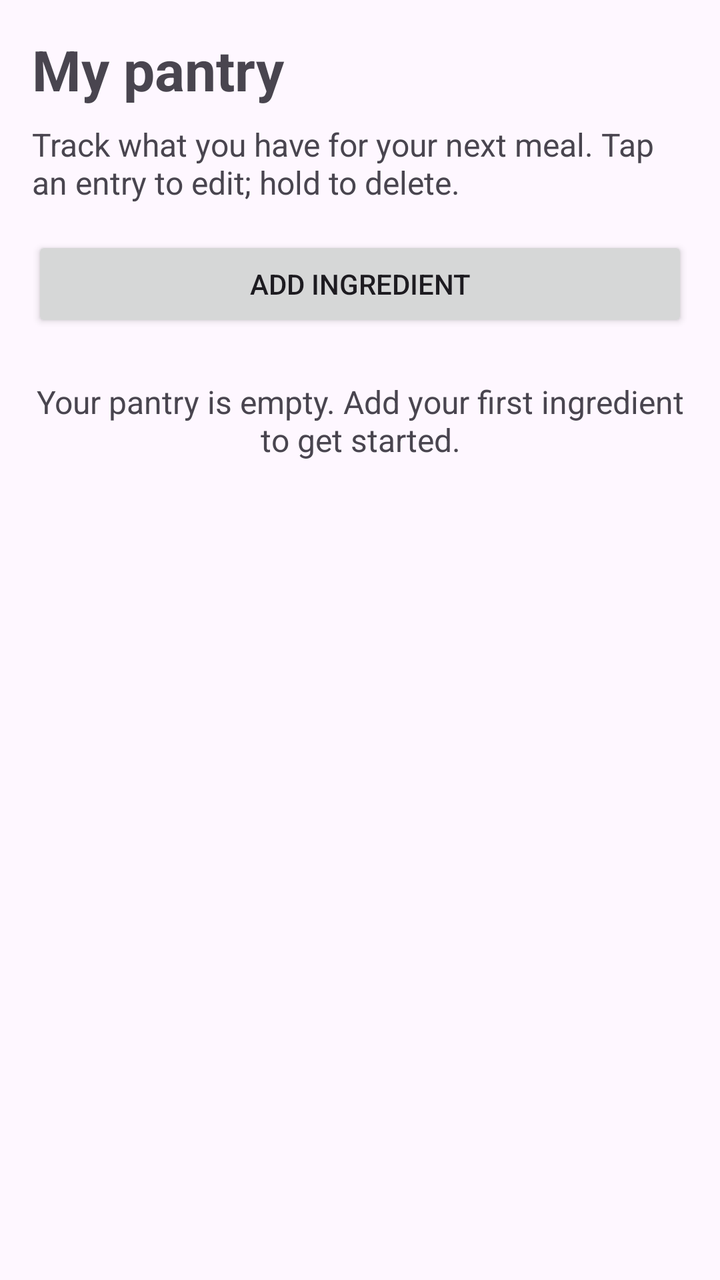
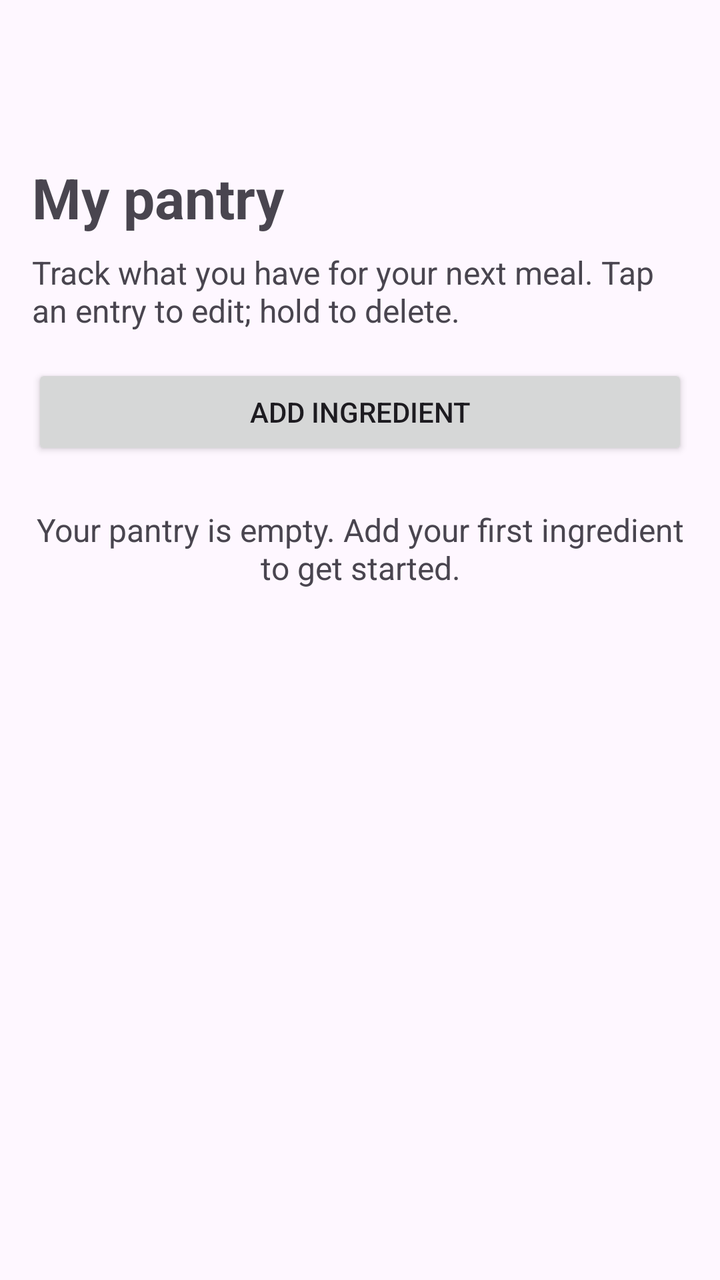

Before-and-after screenshots of an Android layout around one commit, followed by the original layout XML and the change that was made.
<!-- AndroidManifest.xml: application theme Theme.SmartPantryManager -->
<!-- res/layout/activity_main.xml -->
<?xml version="1.0" encoding="utf-8"?>
<LinearLayout xmlns:android="http://schemas.android.com/apk/res/android"
    xmlns:tools="http://schemas.android.com/tools"
    android:id="@+id/main"
    android:layout_width="match_parent"
    android:layout_height="match_parent"
    android:orientation="vertical"
    tools:context=".MainActivity">

    <LinearLayout
        android:layout_width="match_parent"
        android:layout_height="match_parent"
        android:orientation="vertical"
        android:padding="16dp">

        <TextView
            android:layout_width="match_parent"
            android:layout_height="wrap_content"
            android:text="@string/pantry_title"
            android:textSize="28sp"
            android:textStyle="bold" />

        <TextView
            android:layout_width="match_parent"
            android:layout_height="wrap_content"
            android:layout_marginTop="8dp"
            android:text="@string/pantry_description"
            android:textSize="16sp" />

        <Button
            android:id="@+id/button_add_ingredient"
            android:layout_width="match_parent"
            android:layout_height="wrap_content"
            android:layout_marginTop="16dp"
            android:text="@string/add_ingredient" />

        <TextView
            android:id="@+id/text_empty_pantry"
            android:layout_width="match_parent"
            android:layout_height="wrap_content"
            android:layout_marginTop="24dp"
            android:gravity="center"
            android:text="@string/empty_pantry"
            android:textSize="16sp" />

        <ListView
            android:id="@+id/list_pantry"
            android:layout_width="match_parent"
            android:layout_height="0dp"
            android:layout_marginTop="8dp"
            android:layout_weight="1" />

    </LinearLayout>

</LinearLayout>
<!-- resources referenced by this layout -->
<resources>
  <string name="add_ingredient">Add ingredient</string>
  <string name="empty_pantry">Your pantry is empty. Add your first ingredient to get started.</string>
  <string name="pantry_description">Track what you have for your next meal. Tap an entry to edit; hold to delete.</string>
  <string name="pantry_title">My pantry</string>
  <style name="Theme.SmartPantryManager" parent="Base.Theme.SmartPantryManager" />
  <style name="Base.Theme.SmartPantryManager" parent="Theme.Material3.DayNight.NoActionBar">
          
          
      </style>
</resources>

<!-- the commit's change to res/layout/activity_main.xml (unified diff, before → after) -->
@@ -6,10 +6,16 @@
     android:layout_height="match_parent"
     android:orientation="vertical"
     tools:context=".MainActivity">
+    <androidx.appcompat.widget.Toolbar
+        android:id="@+id/toolbar"
+        android:layout_width="match_parent"
+        android:layout_height="?attr/actionBarSize"
+        android:background="?attr/colorSurface" />
 
     <LinearLayout
         android:layout_width="match_parent"
-        android:layout_height="match_parent"
+        android:layout_height="0dp"
+        android:layout_weight="1"
         android:orientation="vertical"
         android:padding="16dp">
 
